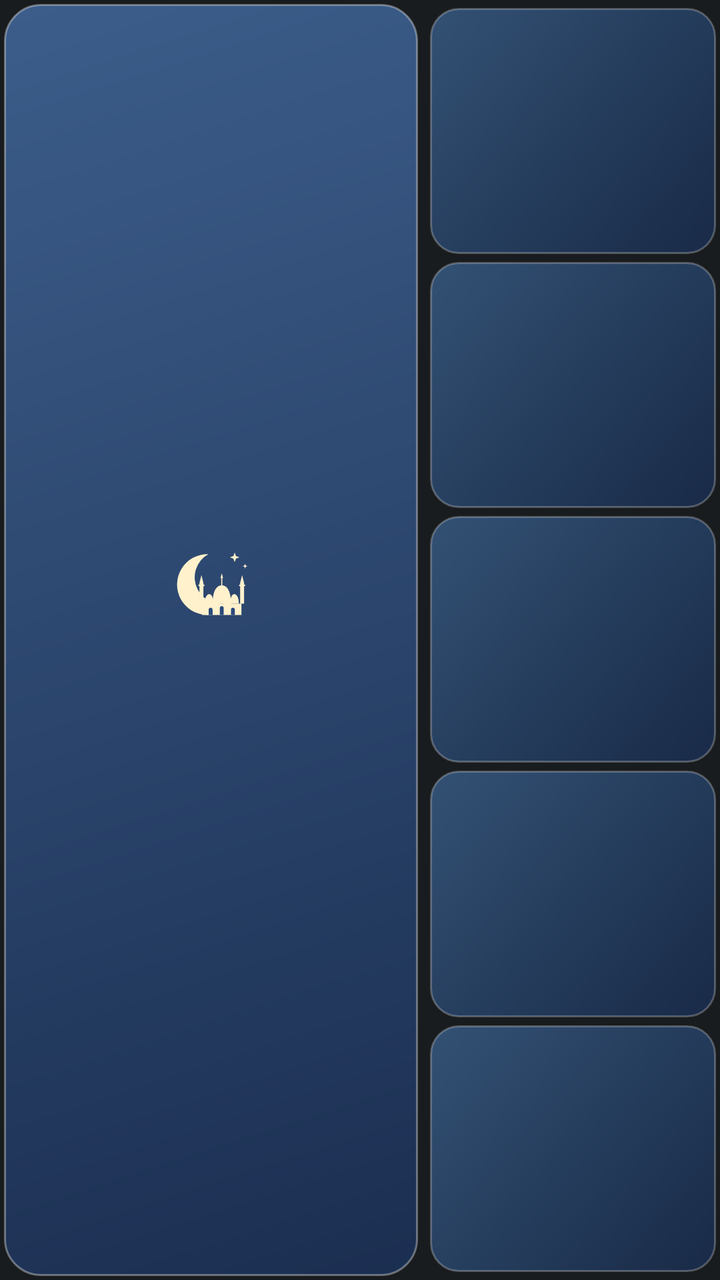
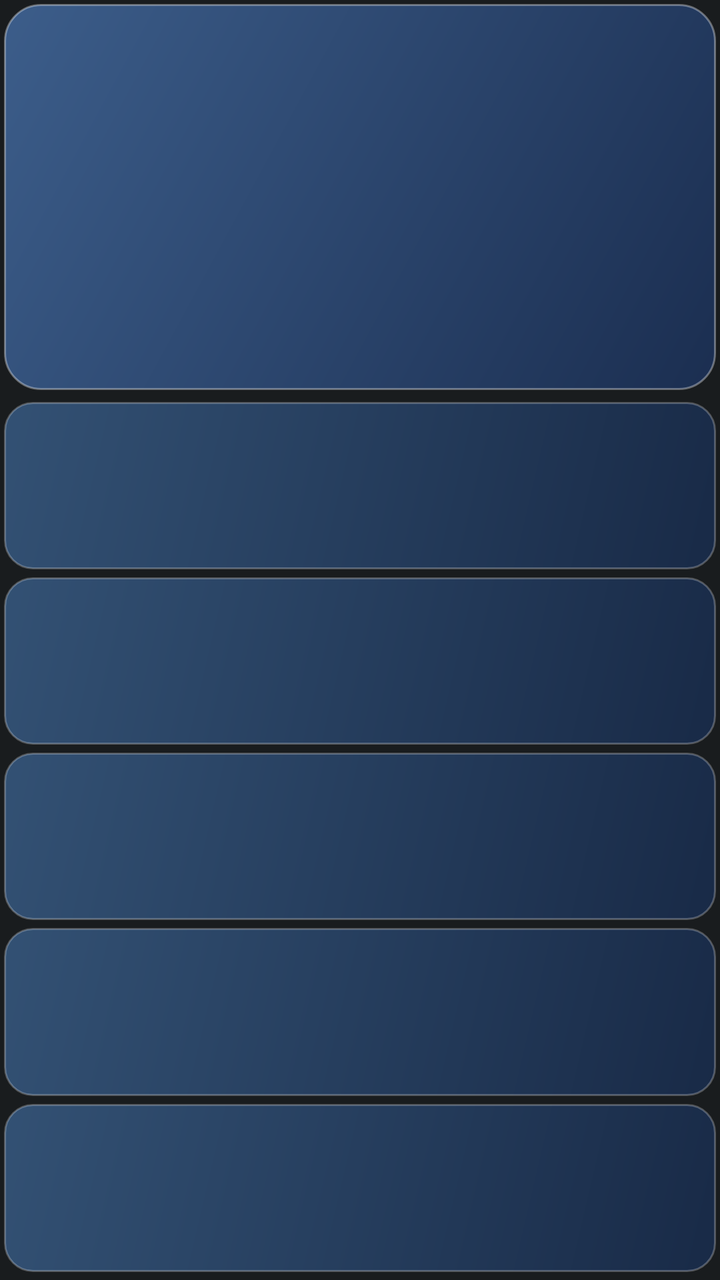

The first picture is an Android layout as it rendered before a commit; the second is the same layout after the commit. The layout source and the unified diff follow.
<!-- AndroidManifest.xml: application theme android:Theme.DeviceDefault.NoActionBar -->
<!-- res/layout/widget_namaz.xml -->
<?xml version="1.0" encoding="utf-8"?>
<LinearLayout xmlns:android="http://schemas.android.com/apk/res/android"
    android:id="@+id/w_root"
    android:layout_width="match_parent"
    android:layout_height="match_parent"
    android:background="@drawable/widget_bg"
    android:orientation="horizontal"
    android:padding="2dp">

    
    <LinearLayout
        android:id="@+id/w_card"
        android:layout_width="0dp"
        android:layout_height="match_parent"
        android:layout_marginEnd="6dp"
        android:layout_weight="1.45"
        android:background="@drawable/glass_card"
        android:gravity="center"
        android:orientation="vertical"
        android:padding="8dp">

        <ImageView
            android:id="@+id/w_moon"
            android:layout_width="40dp"
            android:layout_height="40dp"
            android:contentDescription="@null"
            android:scaleType="fitCenter"
            android:src="@drawable/ic_mosque_moon" />

        <TextView
            android:id="@+id/w_label"
            android:layout_width="wrap_content"
            android:layout_height="wrap_content"
            android:fontFamily="sans-serif-medium"
            android:includeFontPadding="false"
            android:maxLines="1"
            android:textColor="#FFFFFF"
            android:textSize="14sp" />

        <TextView
            android:id="@+id/w_countdown"
            android:layout_width="wrap_content"
            android:layout_height="wrap_content"
            android:fontFamily="sans-serif-medium"
            android:gravity="center"
            android:includeFontPadding="false"
            android:maxLines="2"
            android:textColor="#FFFFFF"
            android:textSize="36sp"
            android:textStyle="bold" />
    </LinearLayout>

    
    <LinearLayout
        android:layout_width="0dp"
        android:layout_height="match_parent"
        android:layout_weight="1"
        android:orientation="vertical">

        <LinearLayout
            android:id="@+id/p0"
            android:layout_width="match_parent"
            android:layout_height="0dp"
            android:layout_marginTop="2dp"
            android:layout_marginBottom="2dp"
            android:layout_weight="1"
            android:background="@drawable/glass_tile"
            android:gravity="center_vertical"
            android:orientation="horizontal"
            android:paddingStart="12dp"
            android:paddingEnd="12dp">

            <TextView
                android:id="@+id/p0_name"
                android:layout_width="0dp"
                android:layout_height="wrap_content"
                android:layout_weight="1"
                android:fontFamily="sans-serif-medium"
                android:includeFontPadding="false"
                android:maxLines="1"
                android:textColor="#E3ECF7"
                android:textSize="12sp" />

            <TextView
                android:id="@+id/p0_time"
                android:layout_width="wrap_content"
                android:layout_height="wrap_content"
                android:fontFamily="sans-serif-medium"
                android:includeFontPadding="false"
                android:maxLines="1"
                android:textColor="#FFFFFF"
                android:textSize="15sp"
                android:textStyle="bold" />
        </LinearLayout>

        <LinearLayout
            android:id="@+id/p1"
            android:layout_width="match_parent"
            android:layout_height="0dp"
            android:layout_marginTop="2dp"
            android:layout_marginBottom="2dp"
            android:layout_weight="1"
            android:background="@drawable/glass_tile"
            android:gravity="center_vertical"
            android:orientation="horizontal"
            android:paddingStart="12dp"
            android:paddingEnd="12dp">

            <TextView
                android:id="@+id/p1_name"
                android:layout_width="0dp"
                android:layout_height="wrap_content"
                android:layout_weight="1"
                android:fontFamily="sans-serif-medium"
                android:includeFontPadding="false"
                android:maxLines="1"
                android:textColor="#E3ECF7"
                android:textSize="12sp" />

            <TextView
                android:id="@+id/p1_time"
                android:layout_width="wrap_content"
                android:layout_height="wrap_content"
                android:fontFamily="sans-serif-medium"
                android:includeFontPadding="false"
                android:maxLines="1"
                android:textColor="#FFFFFF"
                android:textSize="15sp"
                android:textStyle="bold" />
        </LinearLayout>

        <LinearLayout
            android:id="@+id/p2"
            android:layout_width="match_parent"
            android:layout_height="0dp"
            android:layout_marginTop="2dp"
            android:layout_marginBottom="2dp"
            android:layout_weight="1"
            android:background="@drawable/glass_tile"
            android:gravity="center_vertical"
            android:orientation="horizontal"
            android:paddingStart="12dp"
            android:paddingEnd="12dp">

            <TextView
                android:id="@+id/p2_name"
                android:layout_width="0dp"
                android:layout_height="wrap_content"
                android:layout_weight="1"
                android:fontFamily="sans-serif-medium"
                android:includeFontPadding="false"
                android:maxLines="1"
                android:textColor="#E3ECF7"
                android:textSize="12sp" />

            <TextView
                android:id="@+id/p2_time"
                android:layout_width="wrap_content"
                android:layout_height="wrap_content"
                android:fontFamily="sans-serif-medium"
                android:includeFontPadding="false"
                android:maxLines="1"
                android:textColor="#FFFFFF"
                android:textSize="15sp"
                android:textStyle="bold" />
        </LinearLayout>

        <LinearLayout
            android:id="@+id/p3"
            android:layout_width="match_parent"
            android:layout_height="0dp"
            android:layout_marginTop="2dp"
            android:layout_marginBottom="2dp"
            android:layout_weight="1"
            android:background="@drawable/glass_tile"
            android:gravity="center_vertical"
            android:orientation="horizontal"
            android:paddingStart="12dp"
            android:paddingEnd="12dp">

            <TextView
                android:id="@+id/p3_name"
                android:layout_width="0dp"
                android:layout_height="wrap_content"
                android:layout_weight="1"
                android:fontFamily="sans-serif-medium"
                android:includeFontPadding="false"
                android:maxLines="1"
                android:textColor="#E3ECF7"
                android:textSize="12sp" />

            <TextView
                android:id="@+id/p3_time"
                android:layout_width="wrap_content"
                android:layout_height="wrap_content"
                android:fontFamily="sans-serif-medium"
                android:includeFontPadding="false"
                android:maxLines="1"
                android:textColor="#FFFFFF"
                android:textSize="15sp"
                android:textStyle="bold" />
        </LinearLayout>

        <LinearLayout
            android:id="@+id/p4"
            android:layout_width="match_parent"
            android:layout_height="0dp"
            android:layout_marginTop="2dp"
            android:layout_marginBottom="2dp"
            android:layout_weight="1"
            android:background="@drawable/glass_tile"
            android:gravity="center_vertical"
            android:orientation="horizontal"
            android:paddingStart="12dp"
            android:paddingEnd="12dp">

            <TextView
                android:id="@+id/p4_name"
                android:layout_width="0dp"
                android:layout_height="wrap_content"
                android:layout_weight="1"
                android:fontFamily="sans-serif-medium"
                android:includeFontPadding="false"
                android:maxLines="1"
                android:textColor="#E3ECF7"
                android:textSize="12sp" />

            <TextView
                android:id="@+id/p4_time"
                android:layout_width="wrap_content"
                android:layout_height="wrap_content"
                android:fontFamily="sans-serif-medium"
                android:includeFontPadding="false"
                android:maxLines="1"
                android:textColor="#FFFFFF"
                android:textSize="15sp"
                android:textStyle="bold" />
        </LinearLayout>
    </LinearLayout>
</LinearLayout>
<!-- resources referenced by this layout -->
<resources>
  <!-- drawable glass_card (drawable) -->
  <?xml version="1.0" encoding="utf-8"?>
  <shape xmlns:android="http://schemas.android.com/apk/res/android" android:shape="rectangle">
      <gradient
          android:angle="315"
          android:startColor="#B34A78B8"
          android:endColor="#B31B3566" />
      <stroke android:width="1dp" android:color="#59FFFFFF" />
      <corners android:radius="18dp" />
  </shape>
  <!-- drawable glass_tile (drawable) -->
  <?xml version="1.0" encoding="utf-8"?>
  <shape xmlns:android="http://schemas.android.com/apk/res/android" android:shape="rectangle">
      <gradient
          android:angle="315"
          android:startColor="#994473AD"
          android:endColor="#99183262" />
      <stroke android:width="1dp" android:color="#40FFFFFF" />
      <corners android:radius="14dp" />
  </shape>
  <!-- drawable ic_mosque_moon: vector/xml drawable (drawable, 2294 chars, omitted) -->
  <!-- drawable widget_bg (drawable) -->
  <?xml version="1.0" encoding="utf-8"?>
  <shape xmlns:android="http://schemas.android.com/apk/res/android" android:shape="rectangle">
      <solid android:color="#00000000" />
  </shape>
</resources>

<!-- the commit's change to res/layout/widget_namaz.xml (unified diff, before → after) -->
@@ -4,57 +4,51 @@
     android:layout_width="match_parent"
     android:layout_height="match_parent"
     android:background="@drawable/widget_bg"
-    android:orientation="horizontal"
+    android:orientation="vertical"
     android:padding="2dp">
 
     
     <LinearLayout
         android:id="@+id/w_card"
-        android:layout_width="0dp"
-        android:layout_height="match_parent"
-        android:layout_marginEnd="6dp"
-        android:layout_weight="1.45"
+        android:layout_width="match_parent"
+        android:layout_height="0dp"
+        android:layout_marginBottom="4dp"
+        android:layout_weight="2.2"
         android:background="@drawable/glass_card"
         android:gravity="center"
         android:orientation="vertical"
-        android:padding="8dp">
-
-        <ImageView
-            android:id="@+id/w_moon"
-            android:layout_width="40dp"
-            android:layout_height="40dp"
-            android:contentDescription="@null"
-            android:scaleType="fitCenter"
-            android:src="@drawable/ic_mosque_moon" />
+        android:padding="6dp">
 
         <TextView
             android:id="@+id/w_label"
             android:layout_width="wrap_content"
             android:layout_height="wrap_content"
-            android:fontFamily="sans-serif-medium"
+            android:fontFamily="sans-serif"
             android:includeFontPadding="false"
             android:maxLines="1"
             android:textColor="#FFFFFF"
-            android:textSize="14sp" />
+            android:textSize="12sp"
+            android:textStyle="bold" />
 
         <TextView
             android:id="@+id/w_countdown"
             android:layout_width="wrap_content"
             android:layout_height="wrap_content"
-            android:fontFamily="sans-serif-medium"
+            android:layout_marginTop="2dp"
+            android:fontFamily="sans-serif"
             android:gravity="center"
             android:includeFontPadding="false"
             android:maxLines="2"
             android:textColor="#FFFFFF"
-            android:textSize="36sp"
+            android:textSize="30sp"
             android:textStyle="bold" />
     </LinearLayout>
 
     
     <LinearLayout
-        android:layout_width="0dp"
-        android:layout_height="match_parent"
-        android:layout_weight="1"
+        android:layout_width="match_parent"
+        android:layout_height="0dp"
+        android:layout_weight="5"
         android:orientation="vertical">
 
         <LinearLayout
@@ -67,29 +61,31 @@
             android:background="@drawable/glass_tile"
             android:gravity="center_vertical"
             android:orientation="horizontal"
-            android:paddingStart="12dp"
-            android:paddingEnd="12dp">
+            android:paddingStart="8dp"
+            android:paddingEnd="8dp">
 
             <TextView
                 android:id="@+id/p0_name"
                 android:layout_width="0dp"
                 android:layout_height="wrap_content"
                 android:layout_weight="1"
-                android:fontFamily="sans-serif-medium"
-                android:includeFontPadding="false"
-                android:maxLines="1"
-                android:textColor="#E3ECF7"
-                android:textSize="12sp" />
+                android:fontFamily="sans-serif"
+                android:includeFontPadding="false"
+                android:maxLines="1"
+                android:textColor="#E3ECF7"
+                android:textSize="14sp"
+                android:textStyle="bold" />
 
             <TextView
                 android:id="@+id/p0_time"
                 android:layout_width="wrap_content"
                 android:layout_height="wrap_content"
-                android:fontFamily="sans-serif-medium"
-                android:includeFontPadding="false"
-                android:maxLines="1"
-                android:textColor="#FFFFFF"
-                android:textSize="15sp"
+                android:layout_marginStart="6dp"
+                android:fontFamily="sans-serif"
+                android:includeFontPadding="false"
+                android:maxLines="1"
+                android:textColor="#FFFFFF"
+                android:textSize="14sp"
                 android:textStyle="bold" />
         </LinearLayout>
 
@@ -103,29 +99,31 @@
             android:background="@drawable/glass_tile"
             android:gravity="center_vertical"
             android:orientation="horizontal"
-            android:paddingStart="12dp"
-            android:paddingEnd="12dp">
+            android:paddingStart="8dp"
+            android:paddingEnd="8dp">
 
             <TextView
                 android:id="@+id/p1_name"
                 android:layout_width="0dp"
                 android:layout_height="wrap_content"
                 android:layout_weight="1"
-                android:fontFamily="sans-serif-medium"
-                android:includeFontPadding="false"
-                android:maxLines="1"
-                android:textColor="#E3ECF7"
-                android:textSize="12sp" />
+                android:fontFamily="sans-serif"
+                android:includeFontPadding="false"
+                android:maxLines="1"
+                android:textColor="#E3ECF7"
+                android:textSize="14sp"
+                android:textStyle="bold" />
 
             <TextView
                 android:id="@+id/p1_time"
                 android:layout_width="wrap_content"
                 android:layout_height="wrap_content"
-                android:fontFamily="sans-serif-medium"
-                android:includeFontPadding="false"
-                android:maxLines="1"
-                android:textColor="#FFFFFF"
-                android:textSize="15sp"
+                android:layout_marginStart="6dp"
+                android:fontFamily="sans-serif"
+                android:includeFontPadding="false"
+                android:maxLines="1"
+                android:textColor="#FFFFFF"
+                android:textSize="14sp"
                 android:textStyle="bold" />
         </LinearLayout>
 
@@ -139,29 +137,31 @@
             android:background="@drawable/glass_tile"
             android:gravity="center_vertical"
             android:orientation="horizontal"
-            android:paddingStart="12dp"
-            android:paddingEnd="12dp">
+            android:paddingStart="8dp"
+            android:paddingEnd="8dp">
 
             <TextView
                 android:id="@+id/p2_name"
                 android:layout_width="0dp"
                 android:layout_height="wrap_content"
                 android:layout_weight="1"
-                android:fontFamily="sans-serif-medium"
-                android:includeFontPadding="false"
-                android:maxLines="1"
-                android:textColor="#E3ECF7"
-                android:textSize="12sp" />
+                android:fontFamily="sans-serif"
+                android:includeFontPadding="false"
+                android:maxLines="1"
+                android:textColor="#E3ECF7"
+                android:textSize="14sp"
+                android:textStyle="bold" />
 
             <TextView
                 android:id="@+id/p2_time"
                 android:layout_width="wrap_content"
                 android:layout_height="wrap_content"
-                android:fontFamily="sans-serif-medium"
-                android:includeFontPadding="false"
-                android:maxLines="1"
-                android:textColor="#FFFFFF"
-                android:textSize="15sp"
+                android:layout_marginStart="6dp"
+                android:fontFamily="sans-serif"
+                android:includeFontPadding="false"
+                android:maxLines="1"
+                android:textColor="#FFFFFF"
+                android:textSize="14sp"
                 android:textStyle="bold" />
         </LinearLayout>
 
@@ -175,29 +175,31 @@
             android:background="@drawable/glass_tile"
             android:gravity="center_vertical"
             android:orientation="horizontal"
-            android:paddingStart="12dp"
-            android:paddingEnd="12dp">
+            android:paddingStart="8dp"
+            android:paddingEnd="8dp">
 
             <TextView
                 android:id="@+id/p3_name"
                 android:layout_width="0dp"
                 android:layout_height="wrap_content"
                 android:layout_weight="1"
-                android:fontFamily="sans-serif-medium"
-                android:includeFontPadding="false"
-                android:maxLines="1"
-                android:textColor="#E3ECF7"
-                android:textSize="12sp" />
+                android:fontFamily="sans-serif"
+                android:includeFontPadding="false"
+                android:maxLines="1"
+                android:textColor="#E3ECF7"
+                android:textSize="14sp"
+                android:textStyle="bold" />
 
             <TextView
                 android:id="@+id/p3_time"
                 android:layout_width="wrap_content"
                 android:layout_height="wrap_content"
-                android:fontFamily="sans-serif-medium"
-                android:includeFontPadding="false"
-                android:maxLines="1"
-                android:textColor="#FFFFFF"
-                android:textSize="15sp"
+                android:layout_marginStart="6dp"
+                android:fontFamily="sans-serif"
+                android:includeFontPadding="false"
+                android:maxLines="1"
+                android:textColor="#FFFFFF"
+                android:textSize="14sp"
                 android:textStyle="bold" />
         </LinearLayout>
 
@@ -211,29 +213,31 @@
             android:background="@drawable/glass_tile"
             android:gravity="center_vertical"
             android:orientation="horizontal"
-            android:paddingStart="12dp"
-            android:paddingEnd="12dp">
+            android:paddingStart="8dp"
+            android:paddingEnd="8dp">
 
             <TextView
                 android:id="@+id/p4_name"
                 android:layout_width="0dp"
                 android:layout_height="wrap_content"
                 android:layout_weight="1"
-                android:fontFamily="sans-serif-medium"
-                android:includeFontPadding="false"
-                android:maxLines="1"
-                android:textColor="#E3ECF7"
-                android:textSize="12sp" />
+                android:fontFamily="sans-serif"
+                android:includeFontPadding="false"
+                android:maxLines="1"
+                android:textColor="#E3ECF7"
+                android:textSize="14sp"
+                android:textStyle="bold" />
 
             <TextView
                 android:id="@+id/p4_time"
                 android:layout_width="wrap_content"
                 android:layout_height="wrap_content"
-                android:fontFamily="sans-serif-medium"
-                android:includeFontPadding="false"
-                android:maxLines="1"
-                android:textColor="#FFFFFF"
-                android:textSize="15sp"
+                android:layout_marginStart="6dp"
+                android:fontFamily="sans-serif"
+                android:includeFontPadding="false"
+                android:maxLines="1"
+                android:textColor="#FFFFFF"
+                android:textSize="14sp"
                 android:textStyle="bold" />
         </LinearLayout>
     </LinearLayout>
<!-- resource entries referenced after the edit -->
@@ -20,7 +20,6 @@
       <stroke android:width="1dp" android:color="#40FFFFFF" />
       <corners android:radius="14dp" />
   </shape>
-  <!-- drawable ic_mosque_moon: vector/xml drawable (drawable, 2294 chars, omitted) -->
   <!-- drawable widget_bg (drawable) -->
   <?xml version="1.0" encoding="utf-8"?>
   <shape xmlns:android="http://schemas.android.com/apk/res/android" android:shape="rectangle">
